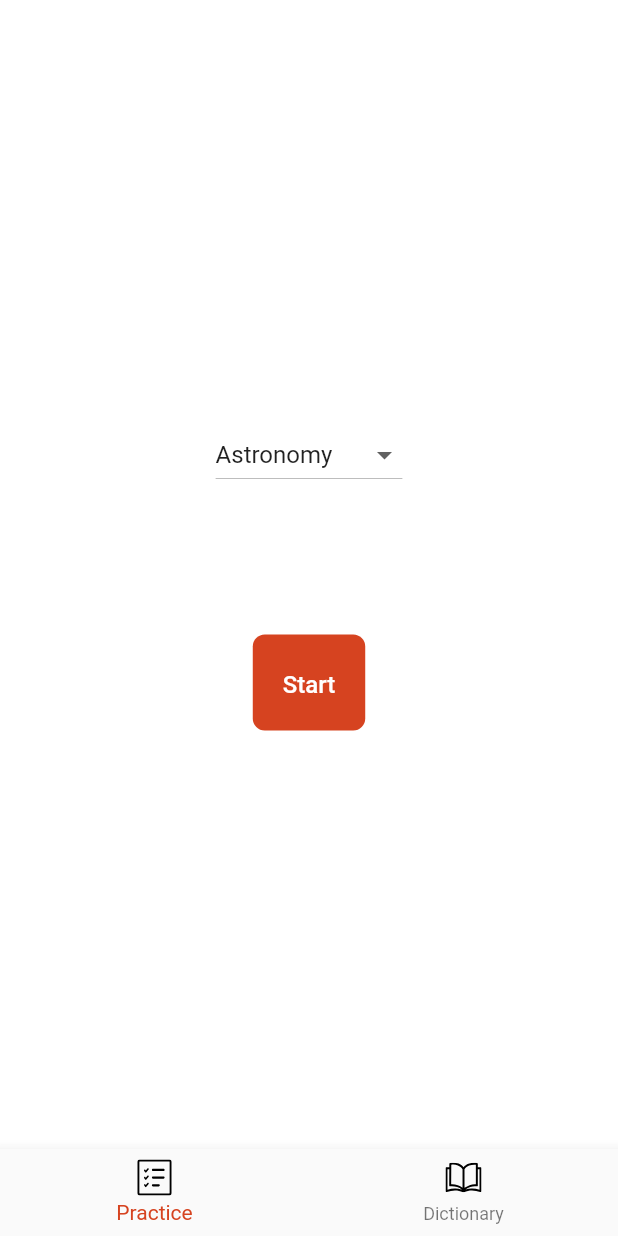
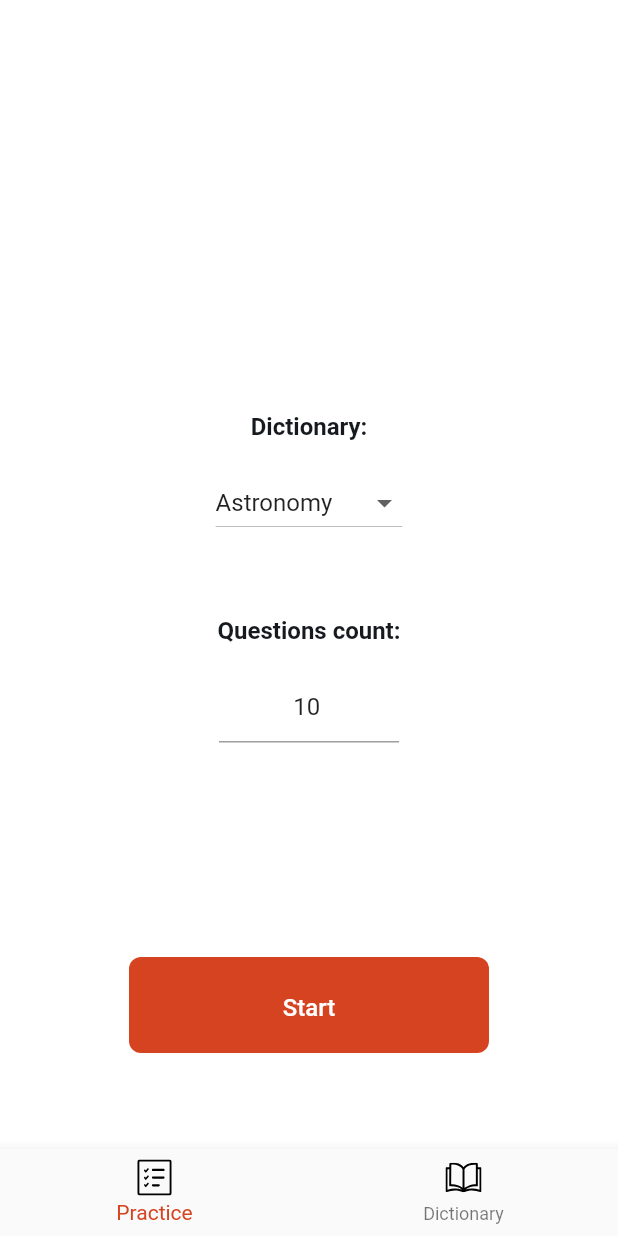
Before and after one commit to Krushiler/test_base_flutter, a Flutter app: the screen it shows after launch, on a phone screen of 412 x 824 dp. Run offline on Flutter 3.47's test engine with Material 2 defaults, Android fonts, the phone set to English and light mode, and no system bars; our stand-ins replace dartz, flutter_bloc, flutter_svg, go_router, pull_to_refresh; Roboto replaces fonts that are missing (Archivo).

```diff
--- /dev/null
+++ b/lib/data/dto/dictionary/terms_search_dto.dart
@@ -0,0 +1,7 @@
+import 'package:test_base_flutter/data/model/dictionary/term.dart';
+
+class TermsSearchDto {
+  final List<Term> terms;
+
+  TermsSearchDto(this.terms);
+}
--- a/lib/features/game/prepare/representation/prepare_game_screen.dart
+++ b/lib/features/game/prepare/representation/prepare_game_screen.dart
@@ -8,6 +8,7 @@ import 'package:test_base_flutter/features/game/prepare/bloc/prepare_game_state.
 import 'package:test_base_flutter/features/home/home_routing.dart';
 import 'package:test_base_flutter/ui/components/screen.dart';
 import 'package:test_base_flutter/ui/kit/gap.dart';
+import 'package:test_base_flutter/ui/theme/app_text_theme.dart';
 import 'package:test_base_flutter/util/snackbar_util.dart';
 
 class PrepareGameScreenProvider extends StatelessWidget {
@@ -36,6 +37,7 @@ class _PrepareGameScreenState extends State<PrepareGameScreen> {
   bool inProgress = true;
   List<Dictionary> dictionaries = [];
   Dictionary? selectedDictionary;
+  final countController = TextEditingController(text: 10.toString());
 
   @override
   Widget build(BuildContext context) {
@@ -55,13 +57,16 @@ class _PrepareGameScreenState extends State<PrepareGameScreen> {
         });
       },
       builder: (context, state) {
-        return Row(
-          mainAxisAlignment: MainAxisAlignment.center,
+        return Center(
+          child: Stack(
+            alignment: Alignment.center,
             children: [
               Column(
                 mainAxisAlignment: MainAxisAlignment.center,
                 crossAxisAlignment: CrossAxisAlignment.center,
                 children: [
+                  Text('Dictionary:', style: Theme.of(context).textTheme.h3?.bold,),
+                  Gap.md,
                   DropdownButton<Dictionary>(
                       value: selectedDictionary,
                       items: dictionaries
@@ -78,14 +83,36 @@ class _PrepareGameScreenState extends State<PrepareGameScreen> {
                         });
                       }),
                   Gap.xxl,
-                Gap.xxl,
-                ElevatedButton(
-                  onPressed: selectedDictionary != null
+                  Text('Questions count:', style: Theme.of(context).textTheme.h3?.bold,),
+                  Gap.md,
+                  SizedBox(
+                    width: 120,
+                    child: TextFormField(
+                      controller: countController,
+                      textAlign: TextAlign.center,
+                      keyboardType: TextInputType.number,
+                      onChanged: (_) {
+                        setState(() {});
+                      },
+                    ),
+                  ),
+                ],
+              ),
+              Column(
+                mainAxisAlignment: MainAxisAlignment.end,
+                crossAxisAlignment: CrossAxisAlignment.center,
+                children: [
+                  SizedBox(
+                    width: 240,
+                    child: ElevatedButton(
+                      onPressed: selectedDictionary != null &&
+                          int.tryParse(countController.text) != null &&
+                          int.parse(countController.text) <= 30
                           ? () {
                         context.pushNamed(
                           HomeRoute.practiceGame,
                           queryParams: {
-                              HomeParams.questionsCount: 10.toString(),
+                            HomeParams.questionsCount: countController.text,
                             HomeParams.dictionaryId:
                             selectedDictionary!.id.toString(),
                           },
@@ -94,9 +121,12 @@ class _PrepareGameScreenState extends State<PrepareGameScreen> {
                           : null,
                       child: const Text('Start'),
                     ),
+                  ),
+                  Gap.xxl,
+                ],
+              )
             ],
           ),
-          ],
         );
       },
       showProgress: (state) => inProgress,
--- a/lib/repository/interfaces/dictonary_repository.dart
+++ b/lib/repository/interfaces/dictonary_repository.dart
@@ -1,10 +1,13 @@
 import 'package:dartz/dartz.dart';
 import 'package:test_base_flutter/data/dto/dictionary/dictionary_list_dto.dart';
 import 'package:test_base_flutter/data/dto/dictionary/terms_dto.dart';
+import 'package:test_base_flutter/data/dto/dictionary/terms_search_dto.dart';
 import 'package:test_base_flutter/data/model/_exception/user_exception.dart';
 
 abstract class DictionaryRepository {
   Future<Either<UserException, DictionaryListDto>> getDictionaries();
 
   Future<Either<UserException, TermsDto>> getTerms(int dictionaryId);
+
+  Future<Either<UserException, TermsSearchDto>> searchTerms(int dictionaryId, String query);
 }
--- a/lib/ui/components/buttons/label_button.dart
+++ b/lib/ui/components/buttons/label_button.dart
@@ -1,5 +1,4 @@
 import 'package:flutter/material.dart';
-import 'package:test_base_flutter/ui/theme/app_colors.dart';
 import 'package:test_base_flutter/ui/theme/app_text_theme.dart';
 
 class LabelButton extends StatelessWidget {
@@ -16,7 +15,7 @@ class LabelButton extends StatelessWidget {
       child: Text(
         text,
         style: Theme.of(context).textTheme.buttonMedium?.copyWith(
-              color: AppColors.brandPrimary,
+              color: Theme.of(context).primaryColor,
               leadingDistribution: TextLeadingDistribution.even,
             ),
       ),
--- a/lib/ui/kit/icons.dart
+++ b/lib/ui/kit/icons.dart
@@ -21,4 +21,16 @@ class TestBaseIcons {
   static get arrowListChoose => SvgPicture.asset(
         'assets/icons/arrow_list_choose.svg',
       );
+
+  static get clear => SvgPicture.asset(
+    'assets/icons/clear.svg',
+    width: Dimens.lg,
+    height: Dimens.lg,
+  );
+
+  static get search => SvgPicture.asset(
+    'assets/icons/search.svg',
+    width: Dimens.lg,
+    height: Dimens.lg,
+  );
 }
--- a/lib/ui/theme/app_colors.dart
+++ b/lib/ui/theme/app_colors.dart
@@ -4,6 +4,7 @@ class AppColors {
   static const defaultForeground = Color(0xFF161A1F);
   static const defaultBackground = Color(0xFFFFFFFF);
   static const brandPrimary = Color(0xFFD64320);
+  static const brandPrimaryContainer = Color(0xFFfae4de);
 
   static const gray = MaterialColor(
     0xFF101317,
--- a/lib/ui/theme/app_theme.dart
+++ b/lib/ui/theme/app_theme.dart
@@ -11,6 +11,7 @@ final appTheme = ThemeData(
     primary: AppColors.brandPrimary,
     secondary: AppColors.brandPrimary,
     background: AppColors.defaultBackground,
+    primaryContainer: AppColors.brandPrimaryContainer,
   ),
   appBarTheme: AppBarTheme(
       toolbarHeight: Dimens.xxl,
```
Also changed, not shown: lib/features/game/_root/representation/components/question_page.dart (+33 -1 lines), lib/features/game/_root/representation/components/result_page.dart (+18 -7 lines), lib/features/home/dictionary/terms/representation/terms_screen.dart (+16 -2 lines), lib/features/home/dictionary/terms_search/bloc/terms_seach_bloc.dart (added, +31 -0 lines), lib/features/home/dictionary/terms_search/bloc/terms_search_event.dart (added, +8 -0 lines), lib/features/home/dictionary/terms_search/bloc/terms_search_state.dart (added, +21 -0 lines), lib/features/home/dictionary/terms_search/representation/terms_search_screen.dart (added, +121 -0 lines), lib/features/home/home_routing.dart (+10 -0 lines), lib/repository/local/local_dictionary_repository.dart (+44 -0 lines), lib/ui/components/rounded_text_field.dart (+4 -4 lines), lib/ui/kit/test_base_app_bar.dart (+4 -3 lines), assets/icons/clear.svg (added), assets/icons/search.svg (added). Lines whose indentation alone changed are shown as unchanged.
